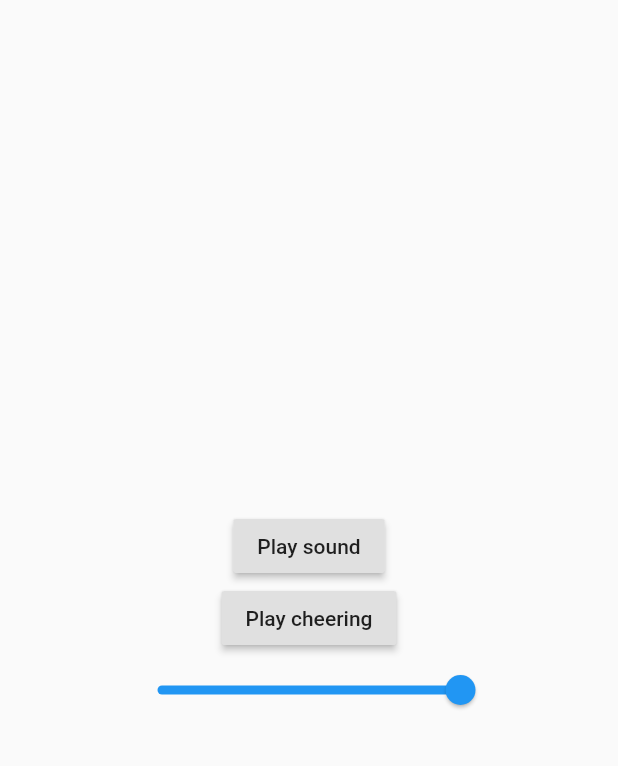
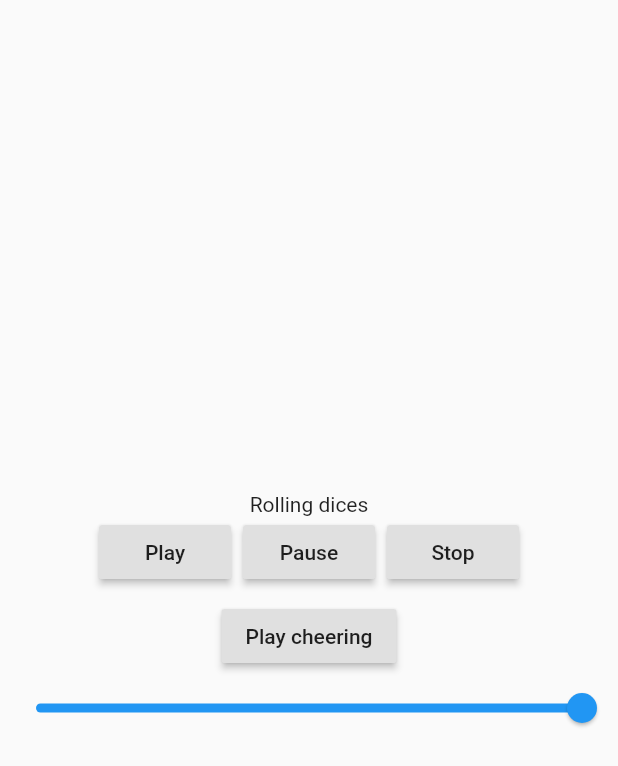
Before and after one commit to ukasz123/soundpool, a Flutter app: the screen it shows after launch, on a phone screen of 412 x 824 dp. Shown: the top 766 px of the screen. Run offline on Flutter 3.47's test engine with Material 2 defaults, Android fonts, the phone set to English and light mode, and no system bars; missing offline and left inert: dart:web_audio.

Commit message:
Handle multiple streams

```diff
--- a/example/lib/main.dart
+++ b/example/lib/main.dart
@@ -2,6 +2,7 @@ import 'package:flutter/material.dart';
 import 'package:flutter/widgets.dart';
 import 'package:soundpool/soundpool.dart';
 import 'package:flutter/services.dart';
+import 'package:flutter/foundation.dart';
 
 Soundpool _soundpool;
 
@@ -20,6 +21,10 @@ class SimpleApp extends StatefulWidget {
 
 class _SimpleAppState extends State<SimpleApp> {
 
+  int _alarmSoundStreamId;
+
+  String get _cheeringUrl => kIsWeb ? '/c-c-1.mp3' : 'https://raw.githubusercontent.com/ukasz123/soundpool/feature/web_support/example/web/c-c-1.mp3';
+
   void initState(){
     _soundId = _loadSound();
     _cheeringId = _loadCheering();
@@ -33,14 +38,31 @@ class _SimpleAppState extends State<SimpleApp> {
       home: Material(
         child: Center(
           child: SizedBox(
-            width: 250,
+            width: kIsWeb ? 450: double.infinity,
           child: Column(
             mainAxisSize: MainAxisSize.min,
             children: [
-              RaisedButton(
-            onPressed: _playSound,
-            child: Text("Play sound"),
-          ),
+              Text('Rolling dices'),
+               Row(
+                 mainAxisAlignment: MainAxisAlignment.center,
+                children:[
+                  RaisedButton(
+                    onPressed: _playSound,
+                    child: Text("Play"),
+                    ),
+                    SizedBox(width:8),
+                  RaisedButton(
+                    onPressed: _pauseSound,
+                    child: Text("Pause"),
+                    ),
+                    SizedBox(width:8),
+                  RaisedButton(
+                    onPressed: _stopSound,
+                    child: Text("Stop"),
+                    ),
+                ],
+              ),
+                    SizedBox(height:8),
               RaisedButton(
             onPressed: _playCheering,
             child: Text("Play cheering"),
@@ -66,19 +88,26 @@ class _SimpleAppState extends State<SimpleApp> {
   }
 
   Future<int> _loadCheering() async {
-    return await _soundpool.loadUri('/c-c-1.mp3');
+    return await _soundpool.loadUri(_cheeringUrl);
   }
 
   Future<void> _playSound() async {
-    // if (_alarmSound < 0) {
-    //   var asset = await rootBundle.load("sounds/do-you-like-it.wav");
-    //   _alarmSound = await _soundpool.loadAndPlay(asset);
-    // } else {
-    //   _soundpool.play(_alarmSound);
-    // }
     var _alarmSound = await _soundId;
-    _soundpool.play(_alarmSound);
+    _alarmSoundStreamId = await _soundpool.play(_alarmSound);
   }
+
+  Future<void> _pauseSound() async {
+    if (_alarmSoundStreamId != null){
+      await _soundpool.pause(_alarmSoundStreamId);
+    }
+  }
+
+  Future<void> _stopSound() async {
+    if (_alarmSoundStreamId != null){
+      await _soundpool.stop(_alarmSoundStreamId);
+    }
+  }
+
   Future<void> _playCheering() async {
 
     var _sound = await _cheeringId;
@@ -87,8 +116,8 @@ class _SimpleAppState extends State<SimpleApp> {
 
   Future<void> _updateVolume(newVolume) async{
     // if (_alarmSound >= 0){
-      var _alarmSound = await _cheeringId;
-      _soundpool.setVolume(soundId: _alarmSound, volume: newVolume);
+      var _cheeringSound = await _cheeringId;
+      _soundpool.setVolume(soundId: _cheeringSound, volume: newVolume);
     // }
   }
 }
--- a/example/pubspec.yaml
+++ b/example/pubspec.yaml
@@ -1,5 +1,6 @@
 name: soundpool_example
 description: Demonstrates how to use the soundpool plugin.
+version: 0.0.1+1
 
 dependencies:
   flutter:
```
Also changed, not shown: lib/soundpool_web.dart (+32 -8 lines), 3 other files.
